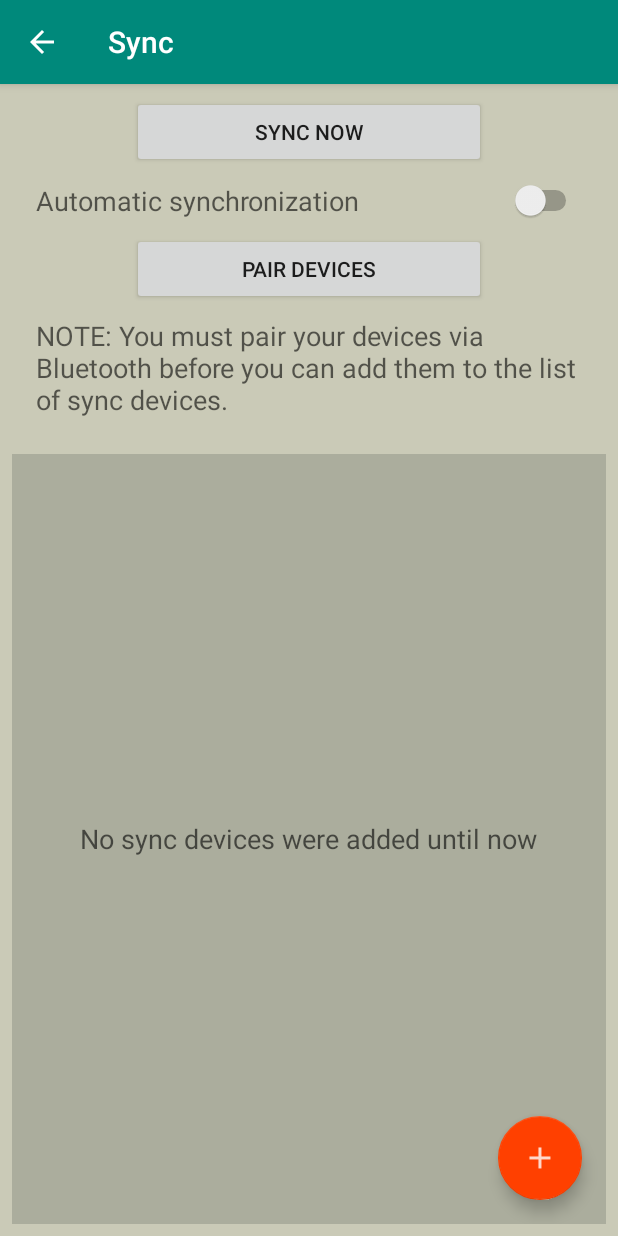
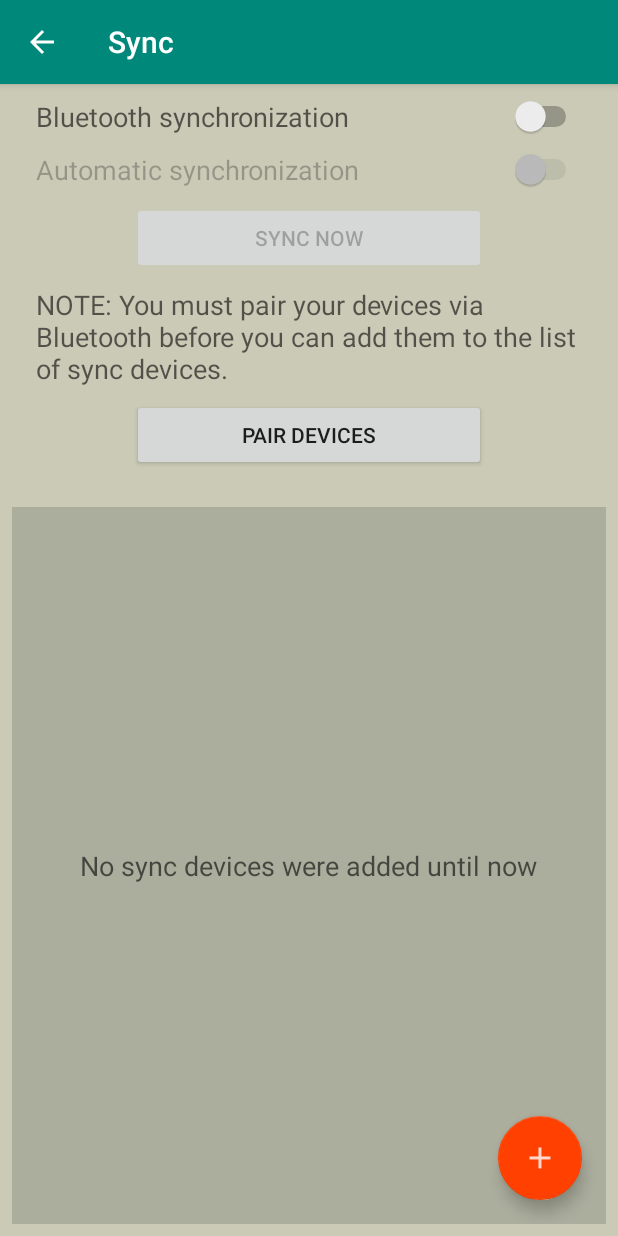
Before and after one commit to Winehorn/PassButler, an Android app: the SyncActivity screen opened directly, with no data from a screen before it, on a phone screen of 412 x 824 dp. Run offline under Robolectric (Android 15) with nearby library versions, the phone set to English and light mode, and no system bars.

Commit message:
Reorganize SyncActivity.
* Introduce new switch that enables the receiver service.
* Change function of auto sync switch to enabling only the sender service.
* Make auto sync switch and sync now button accessible only if the bluetooth sync switch is enabled.

```diff
--- a/PassButler/app/src/main/java/edu/hm/cs/ig/passbutler/sync/SyncActivity.java
+++ b/PassButler/app/src/main/java/edu/hm/cs/ig/passbutler/sync/SyncActivity.java
@@ -21,6 +21,7 @@ import android.support.v7.widget.RecyclerView;
 import android.util.Log;
 import android.view.MenuItem;
 import android.view.View;
+import android.widget.Button;
 import android.widget.CompoundButton;
 import android.widget.Switch;
 import android.widget.TextView;
@@ -38,6 +39,8 @@ public class SyncActivity extends PostAuthActivity implements LoaderManager.Load
 
     public static final String TAG = SyncActivity.class.getName();
     private Switch bluetoothSyncSwitch;
+    private Switch autoSyncSwitch;
+    private Button syncNowButton;
     private TextView emptySyncDeviceListMessageTextView;
     private RecyclerView recyclerView;
     private BluetoothSyncDeviceAdapter bluetoothSyncDeviceAdapter;
@@ -47,6 +50,8 @@ public class SyncActivity extends PostAuthActivity implements LoaderManager.Load
     protected void onCreate(Bundle savedInstanceState) {
         super.onCreate(savedInstanceState);
         setContentView(R.layout.activity_sync);
+        syncNowButton = findViewById(R.id.sync_now_button);
+        syncNowButton.setEnabled(PreferencesUtil.getBluetoothSyncEnabled(this));
         bluetoothSyncSwitch = findViewById(R.id.bluetooth_sync_switch);
         bluetoothSyncSwitch.setOnCheckedChangeListener(new CompoundButton.OnCheckedChangeListener() {
             @Override
@@ -54,7 +59,16 @@ public class SyncActivity extends PostAuthActivity implements LoaderManager.Load
                 onBluetoothSyncSwitchChange(isChecked);
             }
         });
-        bluetoothSyncSwitch.setChecked(PreferencesUtil.getAutoSyncEnabled(this));
+        bluetoothSyncSwitch.setChecked(PreferencesUtil.getBluetoothSyncEnabled(this));
+        autoSyncSwitch = findViewById(R.id.auto_sync_switch);
+        autoSyncSwitch.setOnCheckedChangeListener(new CompoundButton.OnCheckedChangeListener() {
+            @Override
+            public void onCheckedChanged(CompoundButton buttonView, boolean isChecked) {
+                onAutoSyncSwitchChange(isChecked);
+            }
+        });
+        autoSyncSwitch.setEnabled(PreferencesUtil.getBluetoothSyncEnabled(this));
+        autoSyncSwitch.setChecked(PreferencesUtil.getAutoSyncEnabled(this));
         emptySyncDeviceListMessageTextView = findViewById(R.id.empty_sync_device_list_message_text_view);
         ActionBar actionBar = this.getSupportActionBar();
         if (actionBar != null) {
@@ -135,10 +149,21 @@ public class SyncActivity extends PostAuthActivity implements LoaderManager.Load
     public void onBluetoothSyncSwitchChange(boolean isChecked) {
         if(isChecked) {
             ServiceUtil.startSyncReceiverService(this);
+        }
+        else {
+            ServiceUtil.cancelSyncReceiverService(this);
+            autoSyncSwitch.setChecked(isChecked);
+        }
+        syncNowButton.setEnabled(isChecked);
+        autoSyncSwitch.setEnabled(isChecked);
+        PreferencesUtil.setBluetoothSyncEnabled(this, isChecked);
+    }
+
+    public void onAutoSyncSwitchChange(boolean isChecked) {
+        if(isChecked) {
             ServiceUtil.startSyncSenderService(this);
         }
         else {
-            ServiceUtil.cancelSyncReceiverService(this);
             ServiceUtil.cancelSyncSenderService(this);
         }
         PreferencesUtil.setAutoSyncEnabled(this, isChecked);
--- a/PassButler/app/src/main/java/edu/hm/cs/ig/passbutler/util/PreferencesUtil.java
+++ b/PassButler/app/src/main/java/edu/hm/cs/ig/passbutler/util/PreferencesUtil.java
@@ -28,6 +28,19 @@ public class PreferencesUtil {
         return uuid;
     }
 
+    public static boolean getBluetoothSyncEnabled(Context context) {
+        return PreferenceManager.getDefaultSharedPreferences(context).getBoolean(
+                context.getString(R.string.shared_prefs_bluetooth_sync_enabled_key),
+                context.getResources().getBoolean(R.bool.shared_prefs_bluetooth_sync_enabled_default));
+    }
+
+    public static void setBluetoothSyncEnabled(Context context, boolean newIsEnabled) {
+        SharedPreferences prefs = PreferenceManager.getDefaultSharedPreferences(context);
+        SharedPreferences.Editor editor = prefs.edit();
+        editor.putBoolean(context.getString(R.string.shared_prefs_bluetooth_sync_enabled_key), newIsEnabled);
+        editor.apply();
+    }
+
     public static boolean getAutoSyncEnabled(Context context) {
         return PreferenceManager.getDefaultSharedPreferences(context).getBoolean(
                 context.getString(R.string.shared_prefs_auto_sync_enabled_key),
--- a/PassButler/app/src/main/res/layout/activity_sync.xml
+++ b/PassButler/app/src/main/res/layout/activity_sync.xml
@@ -17,15 +17,6 @@
         android:background="@color/background"
         android:orientation="vertical">
 
-        <Button
-            android:layout_width="match_parent"
-            android:layout_height="wrap_content"
-            android:layout_marginLeft="88dp"
-            android:layout_marginRight="88dp"
-            android:layout_marginBottom="8dp"
-            android:text="@string/sync_now_button_label"
-            android:onClick="syncNowButtonOnClick"/>
-
         <Switch
             android:id="@+id/bluetooth_sync_switch"
             android:layout_width="match_parent"
@@ -33,11 +24,44 @@
             android:layout_marginLeft="24dp"
             android:layout_marginRight="24dp"
             android:layout_marginBottom="8dp"
-            android:checked="false"
+            android:checked="@bool/bluetooth_sync_enabled_initial"
             style="@style/TextAppearance.AppCompat.Medium"
             android:text="@string/bluetooth_sync_switch_label"
             android:textOn="@string/bluetooth_sync_switch_on_text"
             android:textOff="@string/bluetooth_sync_switch_off_text" />
+
+        <Switch
+            android:id="@+id/auto_sync_switch"
+            android:layout_width="match_parent"
+            android:layout_height="wrap_content"
+            android:layout_marginLeft="24dp"
+            android:layout_marginRight="24dp"
+            android:layout_marginBottom="8dp"
+            android:checked="@bool/auto_sync_enabled_initial"
+            style="@style/TextAppearance.AppCompat.Medium"
+            android:text="@string/auto_sync_switch_label"
+            android:textOn="@string/auto_sync_switch_on_text"
+            android:textOff="@string/auto_sync_switch_off_text" />
+
+        <Button
+            android:id="@+id/sync_now_button"
+            android:layout_width="match_parent"
+            android:layout_height="wrap_content"
+            android:layout_marginLeft="88dp"
+            android:layout_marginRight="88dp"
+            android:layout_marginBottom="8dp"
+            android:text="@string/sync_now_button_label"
+            android:onClick="syncNowButtonOnClick"
+            android:enabled="@bool/bluetooth_sync_enabled_initial"/>
+
+        <TextView
+            android:layout_width="match_parent"
+            android:layout_height="wrap_content"
+            android:layout_marginLeft="24dp"
+            android:layout_marginRight="24dp"
+            android:layout_marginBottom="8dp"
+            style="@style/TextAppearance.AppCompat.Medium"
+            android:text="@string/bluetooth_pairing_advice"/>
 
         <Button
             android:layout_width="match_parent"
@@ -47,15 +71,6 @@
             android:layout_marginBottom="8dp"
             android:text="@string/pair_devices_button_label"
             android:onClick="pairDevicesButtonOnClick"/>
-
-        <TextView
-            android:layout_width="match_parent"
-            android:layout_height="wrap_content"
-            android:layout_marginLeft="24dp"
-            android:layout_marginRight="24dp"
-            android:layout_marginBottom="8dp"
-            style="@style/TextAppearance.AppCompat.Medium"
-            android:text="@string/bluetooth_pairing_advice"/>
 
         <android.support.design.widget.CoordinatorLayout
             android:layout_width="match_parent"
--- a/PassButler/app/src/main/res/values/booleans.xml
+++ b/PassButler/app/src/main/res/values/booleans.xml
@@ -5,6 +5,11 @@
 
     <!-- Shared preferences -->
     <bool name="shared_prefs_auto_lock_enabled_default">true</bool>
+    <bool name="shared_prefs_bluetooth_sync_enabled_default">false</bool>
     <bool name="shared_prefs_auto_sync_enabled_default">false</bool>
 
+    <!-- SyncActivity -->
+    <bool name="bluetooth_sync_enabled_initial">false</bool>
+    <bool name="auto_sync_enabled_initial">false</bool>
+
 </resources>
--- a/PassButler/app/src/main/res/values/strings.xml
+++ b/PassButler/app/src/main/res/values/strings.xml
@@ -32,6 +32,7 @@
     <string name="shared_prefs_auto_lock_time_title">Auto lock threshold (minutes)</string>
     <string name="shared_prefs_auto_lock_time_summary_default">Invalid time</string>
     <string name="shared_prefs_auto_lock_time_default">5</string>
+    <string name="shared_prefs_bluetooth_sync_enabled_key">edu.hm.cs.ig.passbutler.shared_prefs_bluetooth_sync_enabled</string>
     <string name="shared_prefs_auto_sync_enabled_key">edu.hm.cs.ig.passbutler.shared_prefs_auto_sync_enabled</string>
 
     <!-- Accounts file (JSON) -->
@@ -108,9 +109,12 @@
     <string name="default_bluetooth_sync_device_name">Default name</string>
     <string name="default_bluetooth_sync_device_hardware_address">Default hardware address</string>
     <string name="pair_devices_button_label">Pair devices</string>
-    <string name="bluetooth_sync_switch_label">Automatic synchronization</string>
+    <string name="bluetooth_sync_switch_label">Bluetooth synchronization</string>
     <string name="bluetooth_sync_switch_on_text">Activated</string>
     <string name="bluetooth_sync_switch_off_text">Deactivated</string>
+    <string name="auto_sync_switch_label">Automatic synchronization</string>
+    <string name="auto_sync_switch_on_text">Activated</string>
+    <string name="auto_sync_switch_off_text">Deactivated</string>
     <string name="sync_now_button_label">Sync now</string>
     <string name="bluetooth_pairing_advice">NOTE: You must pair your devices via Bluetooth before you can add them to the list of sync devices.</string>
     <string name="empty_sync_device_list_message">No sync devices were added until now</string>
```
